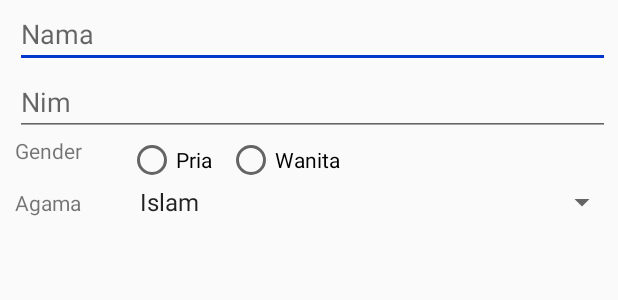
After one commit to SulaimanTsany/Android-Studio, an Android app: the layout dialog.xml on its own in the app's theme, with its tools: preview values and no code run, on a phone screen of 412 x 824 dp. The commit adds this screen. Shown: the top 300 px of the screen. Run offline under Robolectric (Android 15) with nearby library versions, the phone set to English and light mode, and no system bars.

Commit message:
tugas dialog

```diff
--- a/app/src/main/AndroidManifest.xml
+++ b/app/src/main/AndroidManifest.xml
@@ -9,10 +9,14 @@
         android:roundIcon="@mipmap/ic_launcher_round"
         android:supportsRtl="true"
         android:theme="@style/AppTheme">
-        <activity android:name=".MainActivity"></activity>
+        <activity android:name=".MainActivity" />
         <activity android:name=".InputActivity">
+
+        </activity>
+        <activity android:name=".TugasDialogActivity">
             <intent-filter>
                 <action android:name="android.intent.action.MAIN" />
+
                 <category android:name="android.intent.category.LAUNCHER" />
             </intent-filter>
         </activity>
--- /dev/null
+++ b/app/src/main/res/layout/dialog.xml
@@ -0,0 +1,79 @@
+<?xml version="1.0" encoding="utf-8"?>
+<LinearLayout
+    xmlns:android="http://schemas.android.com/apk/res/android" android:layout_width="match_parent"
+    android:layout_height="match_parent"
+    android:orientation="vertical">
+    <LinearLayout
+        android:layout_width="match_parent"
+        android:layout_height="wrap_content"
+        android:orientation="horizontal">
+        <EditText
+            android:layout_marginStart="10dp"
+            android:layout_marginEnd="5dp"
+            android:id="@+id/dialog_name"
+            android:layout_width="match_parent"
+            android:layout_height="wrap_content"
+            android:hint="Nama"/>
+    </LinearLayout>
+
+    <LinearLayout
+        android:layout_width="match_parent"
+        android:layout_height="wrap_content"
+        android:orientation="horizontal">
+        <EditText
+            android:layout_marginStart="10dp"
+            android:layout_marginEnd="5dp"
+            android:id="@+id/dialog_nim"
+            android:layout_width="match_parent"
+            android:layout_height="wrap_content"
+            android:maxLength="10"
+            android:maxLines="1"
+            android:hint="Nim"/>
+    </LinearLayout>
+
+    <LinearLayout
+        android:layout_width="match_parent"
+        android:layout_height="wrap_content"
+        android:orientation="horizontal">
+        <TextView
+            android:layout_marginStart="10dp"
+            android:layout_marginEnd="5dp"
+            android:layout_width="70dp"
+            android:layout_height="wrap_content"
+            android:text="Gender"/>
+        <RadioGroup
+            android:layout_width="wrap_content"
+            android:layout_height="wrap_content"
+            android:orientation="horizontal">
+            <RadioButton
+                android:id="@+id/gender_men"
+                android:layout_width="wrap_content"
+                android:layout_height="wrap_content"
+                android:layout_marginEnd="10dp"
+                android:text="Pria"/>
+            <RadioButton
+                android:id="@+id/gender_woman"
+                android:layout_width="wrap_content"
+                android:layout_height="wrap_content"
+                android:text="Wanita"/>
+        </RadioGroup>
+
+    </LinearLayout>
+
+    <LinearLayout
+        android:layout_width="match_parent"
+        android:layout_height="wrap_content"
+        android:orientation="horizontal">
+        <TextView
+            android:layout_marginStart="10dp"
+            android:layout_marginEnd="5dp"
+            android:layout_width="70dp"
+            android:layout_height="wrap_content"
+            android:text="Agama"/>
+        <Spinner
+            android:layout_width="match_parent"
+            android:layout_height="wrap_content"
+            android:entries="@array/religions"/>
+    </LinearLayout>
+
+</LinearLayout>
--- a/app/src/main/res/values/strings.xml
+++ b/app/src/main/res/values/strings.xml
@@ -1,5 +1,5 @@
 <resources>
-    <string name="app_name">Tugas 02 Sule</string>
+    <string name="app_name">Tugas Mobile Sule</string>
     <string name="save">Edit</string>
     <string name="name">Sulaeman</string>
     <string name="student_id">H13116002</string>
@@ -29,4 +29,12 @@
         <item>November</item>
         <item>Desember</item>
     </string-array>
+    <string-array name="religions">
+        <item>Islam</item>
+        <item>Kristen Protestan</item>
+        <item>Katolik</item>
+        <item>Hindu</item>
+        <item>Budha</item>
+        <item>Kong Hu Cu</item>
+    </string-array>
 </resources>
```
Also changed, not shown: app/src/main/java/com/example/diss/tugas01sule/TugasDialogActivity.java (added, +59 -0 lines), app/src/main/res/layout/activity_tugas_dialog.xml (added, +22 -0 lines), app/src/main/res/layout/input_layout.xml (deleted, +0 -44 lines).
